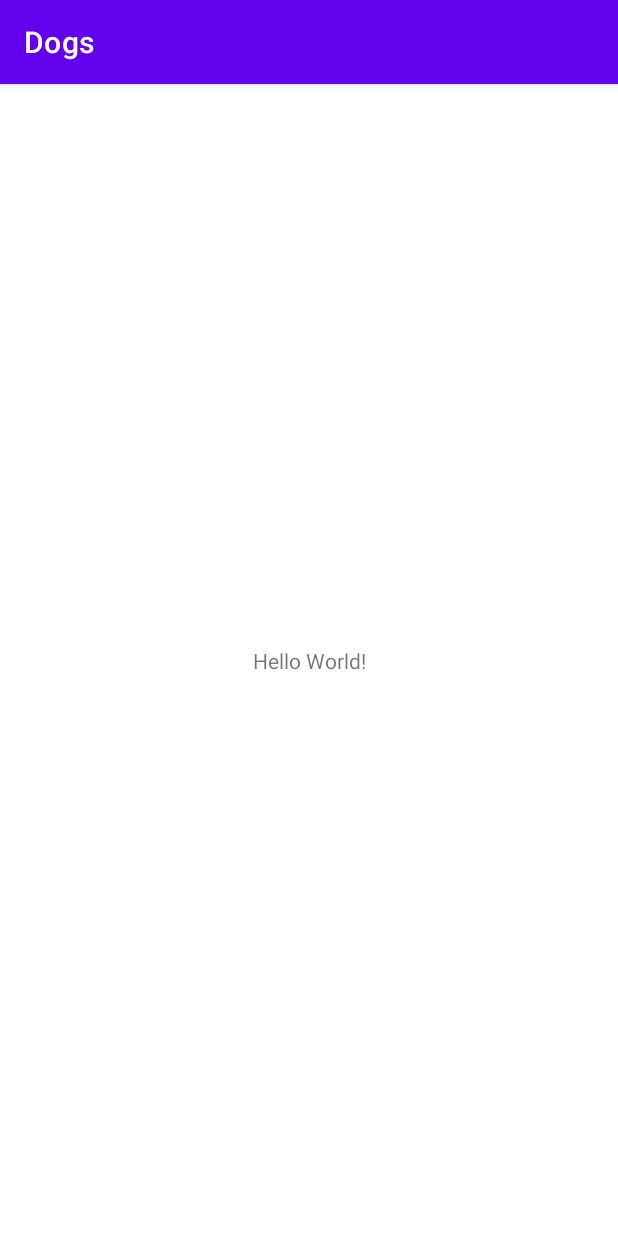
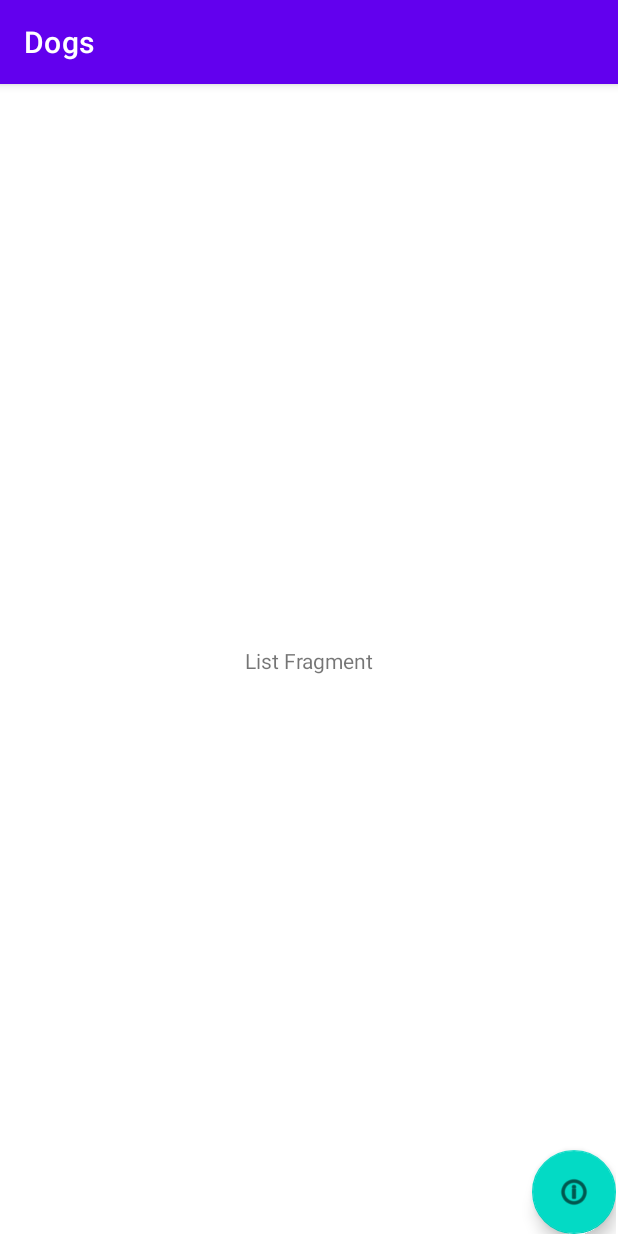
Before and after one commit to adalbertofjr/dogs, an Android app: the screen it shows after launch (MainActivity), on a phone screen of 412 x 824 dp. Run offline under Robolectric (Android 15) with nearby library versions, the phone set to English and light mode, and no system bars; our stand-ins replace data binding.

Commit message:
Adicionando navigation e navigation host fragment

```diff
--- a/app/src/main/res/layout/activity_main.xml
+++ b/app/src/main/res/layout/activity_main.xml
@@ -6,13 +6,19 @@
     android:layout_height="match_parent"
     tools:context=".view.MainActivity">
 
-    <TextView
-        android:layout_width="wrap_content"
-        android:layout_height="wrap_content"
-        android:text="Hello World!"
+    <androidx.fragment.app.FragmentContainerView
+        android:id="@+id/fragmentContainerView"
+        android:name="androidx.navigation.fragment.NavHostFragment"
+        android:layout_width="0dp"
+        android:layout_height="0dp"
+        android:layout_marginStart="1dp"
+        android:layout_marginTop="1dp"
+        android:layout_marginEnd="1dp"
+        android:layout_marginBottom="1dp"
+        app:defaultNavHost="true"
         app:layout_constraintBottom_toBottomOf="parent"
         app:layout_constraintEnd_toEndOf="parent"
         app:layout_constraintStart_toStartOf="parent"
-        app:layout_constraintTop_toTopOf="parent" />
-
+        app:layout_constraintTop_toTopOf="parent"
+        app:navGraph="@navigation/dog_navigation" />
 </androidx.constraintlayout.widget.ConstraintLayout>
--- /dev/null
+++ b/app/src/main/res/navigation/dog_navigation.xml
@@ -0,0 +1,23 @@
+<?xml version="1.0" encoding="utf-8"?>
+<navigation xmlns:android="http://schemas.android.com/apk/res/android"
+    xmlns:app="http://schemas.android.com/apk/res-auto"
+    android:id="@+id/dog_navigation"
+    app:startDestination="@id/listFragment">
+
+    <fragment
+        android:id="@+id/listFragment"
+        android:name="br.com.adalbertofjr.dogs.view.ListFragment"
+        android:label="ListFragment" >
+        <action
+            android:id="@+id/actionDetailFragment"
+            app:destination="@id/detailFragment" />
+    </fragment>
+    <fragment
+        android:id="@+id/detailFragment"
+        android:name="br.com.adalbertofjr.dogs.view.DetailFragment"
+        android:label="DetailFragment" >
+        <action
+            android:id="@+id/actionListFragment"
+            app:destination="@id/listFragment" />
+    </fragment>
+</navigation>
```
